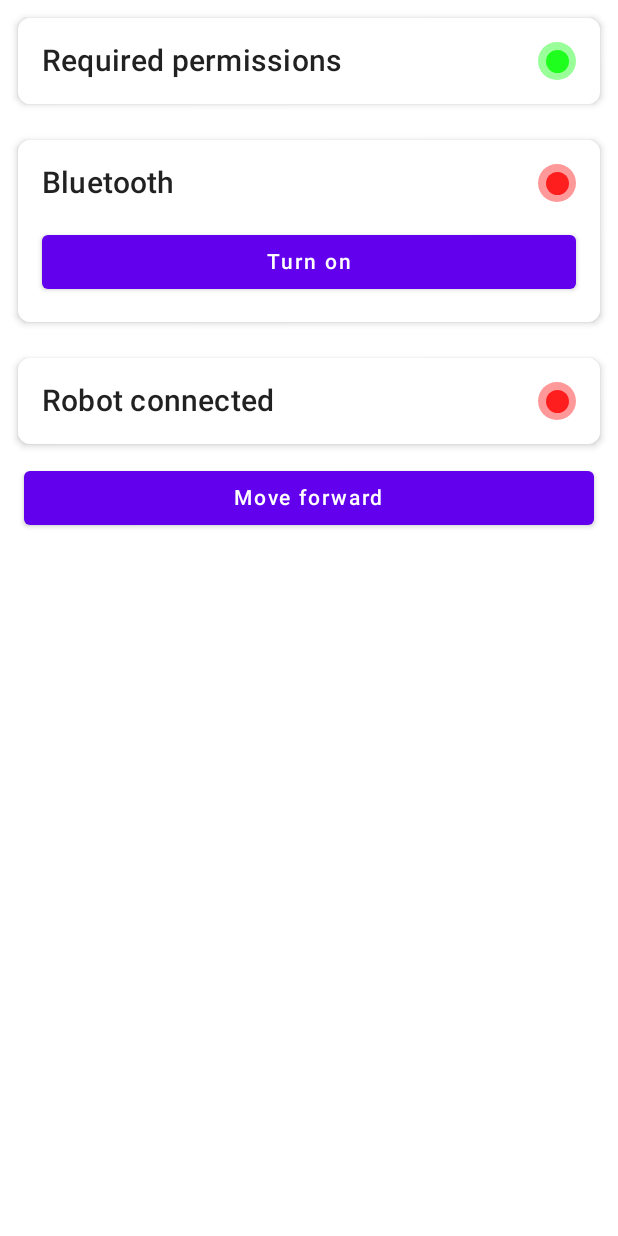
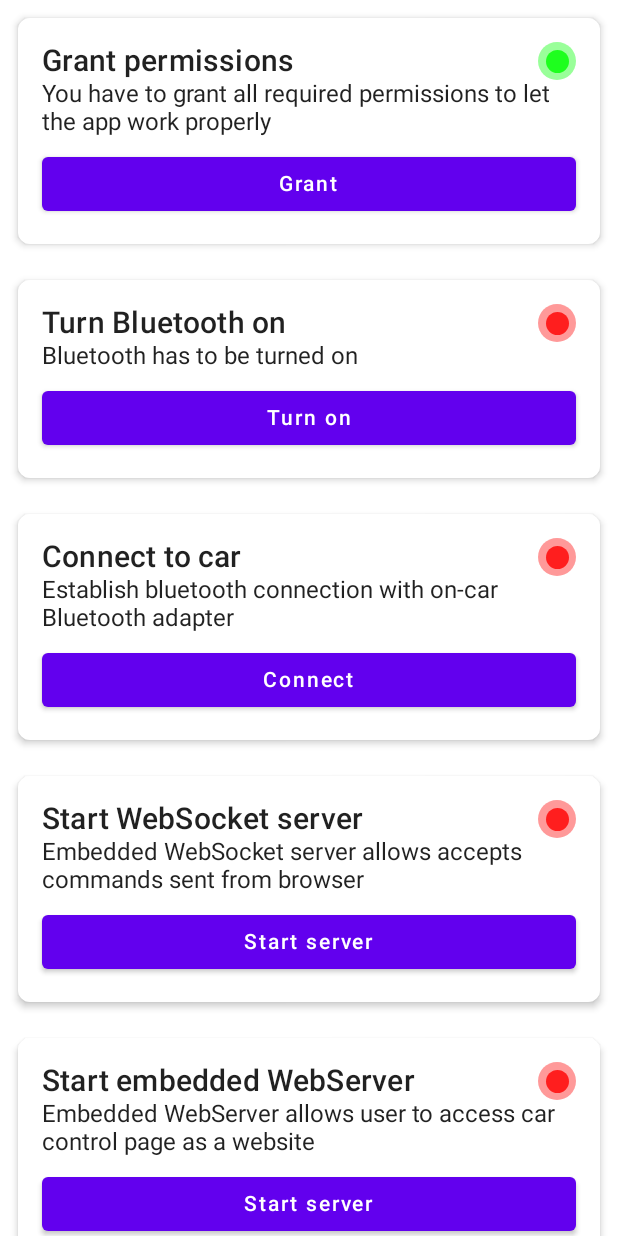
Before and after one commit to ashpakouski/CamBot-Android, an Android app built with Jetpack Compose: the composable ConnectivityScreen shown on its own in the app's theme, on a phone screen of 412 x 824 dp. Run offline under Robolectric (Android 15) with nearby library versions, the phone set to English and light mode, and no system bars; our stand-ins replace Dagger/Hilt's generated code.

Commit message:
Redesign connectivity screen

```diff
--- a/app/src/main/java/com/shpakovskiy/cambot/common/Constants.kt
+++ b/app/src/main/java/com/shpakovskiy/cambot/common/Constants.kt
@@ -1,3 +1,20 @@
 package com.shpakovskiy.cambot.common
 
+import android.os.Build
+
 const val LOCAL_WEB_SERVER_PORT = 9998
+
+val REQUIRED_PERMISSIONS = if (Build.VERSION.SDK_INT < Build.VERSION_CODES.S)
+    listOf(
+        android.Manifest.permission.ACCESS_FINE_LOCATION,
+        android.Manifest.permission.ACCESS_COARSE_LOCATION,
+        android.Manifest.permission.CAMERA
+    )
+else
+    listOf(
+        android.Manifest.permission.ACCESS_FINE_LOCATION,
+        android.Manifest.permission.ACCESS_COARSE_LOCATION,
+        android.Manifest.permission.CAMERA,
+        android.Manifest.permission.BLUETOOTH_CONNECT,
+        android.Manifest.permission.BLUETOOTH_SCAN
+    )
--- a/app/src/main/java/com/shpakovskiy/cambot/presentation/connectivity/ConnectivityScreen.kt
+++ b/app/src/main/java/com/shpakovskiy/cambot/presentation/connectivity/ConnectivityScreen.kt
@@ -5,214 +5,101 @@ import android.bluetooth.BluetoothAdapter
 import android.bluetooth.BluetoothManager
 import android.content.Context
 import android.content.Intent
-import android.os.Build
-import android.util.Log
 import androidx.activity.compose.rememberLauncherForActivityResult
 import androidx.activity.result.contract.ActivityResultContracts
-import androidx.compose.foundation.Canvas
-import androidx.compose.foundation.layout.*
-import androidx.compose.foundation.shape.RoundedCornerShape
-import androidx.compose.material.Button
-import androidx.compose.material.Card
-import androidx.compose.material.MaterialTheme
-import androidx.compose.material.Text
+import androidx.compose.foundation.ExperimentalFoundationApi
+import androidx.compose.foundation.layout.Column
+import androidx.compose.foundation.rememberScrollState
+import androidx.compose.foundation.verticalScroll
 import androidx.compose.runtime.Composable
-import androidx.compose.ui.Alignment
 import androidx.compose.ui.Modifier
-import androidx.compose.ui.graphics.Color
 import androidx.compose.ui.platform.LocalContext
-import androidx.compose.ui.text.style.TextOverflow
-import androidx.compose.ui.unit.dp
 import com.google.accompanist.permissions.ExperimentalPermissionsApi
 import com.google.accompanist.permissions.MultiplePermissionsState
 import com.google.accompanist.permissions.rememberMultiplePermissionsState
+import com.shpakovskiy.cambot.common.ExecutionStatus
+import com.shpakovskiy.cambot.common.REQUIRED_PERMISSIONS
+import com.shpakovskiy.cambot.presentation.connectivity.component.ActionCard
 
 @Composable
 @ExperimentalPermissionsApi
+@ExperimentalFoundationApi
 fun ConnectivityScreen(
     viewModel: ConnectivityViewModel
 ) {
-    Column {
-        PermissionsCard(viewModel = viewModel)
-        BluetoothConnectionCard(viewModel = viewModel)
-        DeviceConnectionCard(viewModel = viewModel)
-        ForwardButton(viewModel = viewModel)
-    }
-}
-
-@Composable
-@ExperimentalPermissionsApi
-fun PermissionsCard(viewModel: ConnectivityViewModel) {
-    val locationPermissionState: MultiplePermissionsState = rememberMultiplePermissionsState(
-        if (Build.VERSION.SDK_INT < Build.VERSION_CODES.S)
-            listOf(
-                android.Manifest.permission.ACCESS_FINE_LOCATION,
-                android.Manifest.permission.ACCESS_COARSE_LOCATION,
-                android.Manifest.permission.CAMERA
-            )
-        else
-            listOf(
-                android.Manifest.permission.ACCESS_FINE_LOCATION,
-                android.Manifest.permission.ACCESS_COARSE_LOCATION,
-                android.Manifest.permission.CAMERA,
-                android.Manifest.permission.BLUETOOTH_CONNECT,
-                android.Manifest.permission.BLUETOOTH_SCAN
-            )
+    val appPermissionsState: MultiplePermissionsState = rememberMultiplePermissionsState(
+        REQUIRED_PERMISSIONS
     )
 
-    viewModel.setPermissionsState(locationPermissionState.allPermissionsGranted)
+    viewModel.setPermissionsState(appPermissionsState.allPermissionsGranted)
 
-    Card(
-        shape = RoundedCornerShape(8.dp),
-        backgroundColor = MaterialTheme.colors.surface,
-        elevation = 3.dp,
-        modifier = Modifier
-            .padding(12.dp)
-            .fillMaxWidth()
-    ) {
-        Column(
-            modifier = Modifier.fillMaxWidth(),
-            horizontalAlignment = Alignment.CenterHorizontally
-        ) {
-            StatusRow(
-                propertyName = "Required permissions",
-                isActive = viewModel.state.value.requiredPermissionsGranted
-            )
-
-            if (!viewModel.state.value.requiredPermissionsGranted) {
-                Button(
-                    onClick = {
-                        locationPermissionState.launchMultiplePermissionRequest()
-                    },
-                    modifier = Modifier
-                        .align(Alignment.CenterHorizontally)
-                        .padding(16.dp, 0.dp, 16.dp, 16.dp)
-                        .fillMaxWidth()
-                ) {
-                    Text(text = "Grant permission")
-                }
-            }
-        }
-    }
-}
-
-@Composable
-@ExperimentalPermissionsApi
-fun BluetoothConnectionCard(viewModel: ConnectivityViewModel) {
     val bluetoothManager =
         LocalContext.current.getSystemService(Context.BLUETOOTH_SERVICE) as BluetoothManager
+    val bluetoothAdapter = bluetoothManager.adapter
 
-    val launcher = rememberLauncherForActivityResult(
+    viewModel.setBluetoothTurnedOn(
+        isTurnedOn = bluetoothAdapter.isEnabled,
+        bluetoothAdapter = bluetoothAdapter
+    )
+
+    val bluetoothSwitcher = rememberLauncherForActivityResult(
         ActivityResultContracts.StartActivityForResult()
     ) {
-        Log.d("TAG123", "Result: $it")
-
         viewModel.setBluetoothTurnedOn(
             isTurnedOn = (it.resultCode == Activity.RESULT_OK),
             bluetoothAdapter = bluetoothManager.adapter
         )
     }
 
-    Card(
-        shape = RoundedCornerShape(8.dp),
-        backgroundColor = MaterialTheme.colors.surface,
-        elevation = 3.dp,
-        modifier = Modifier
-            .padding(12.dp)
-            .fillMaxWidth()
-    ) {
-        Column(
-            modifier = Modifier.fillMaxWidth(),
-            horizontalAlignment = Alignment.CenterHorizontally
-        ) {
-            StatusRow(
-                propertyName = "Bluetooth",
-                isActive = viewModel.state.value.isBluetoothTurnedOn
-            )
+    Column(modifier = Modifier.verticalScroll(rememberScrollState())) {
+        ActionCard(
+            title = "Grant permissions",
+            description = "You have to grant all required permissions to let the app work properly",
+            onAction = {
+                appPermissionsState.launchMultiplePermissionRequest()
+            },
+            actionButtonLabel = "Grant",
+            executionStatus = if (appPermissionsState.allPermissionsGranted) ExecutionStatus.FINISHED else ExecutionStatus.FAILED
+        )
 
-            if (!viewModel.state.value.isBluetoothTurnedOn) {
-                Button(
-                    onClick = {
-                        launcher.launch(Intent(BluetoothAdapter.ACTION_REQUEST_ENABLE))
-                    },
-                    modifier = Modifier
-                        .align(Alignment.CenterHorizontally)
-                        .padding(16.dp, 0.dp, 16.dp, 16.dp)
-                        .fillMaxWidth()
-                ) {
-                    Text(text = "Turn on")
-                }
-            }
-        }
-    }
-}
+        ActionCard(
+            title = "Turn Bluetooth on",
+            description = "Bluetooth has to be turned on",
+            onAction = {
+                bluetoothSwitcher.launch(Intent(BluetoothAdapter.ACTION_REQUEST_ENABLE))
+            },
+            actionButtonLabel = "Turn on",
+            executionStatus = if (viewModel.state.value.isBluetoothTurnedOn) ExecutionStatus.FINISHED else ExecutionStatus.FAILED
+        )
 
-@Composable
-@ExperimentalPermissionsApi
-fun DeviceConnectionCard(viewModel: ConnectivityViewModel) {
-    Card(
-        shape = RoundedCornerShape(8.dp),
-        backgroundColor = MaterialTheme.colors.surface,
-        elevation = 3.dp,
-        modifier = Modifier
-            .padding(12.dp)
-            .fillMaxWidth()
-    ) {
-        Column(
-            modifier = Modifier.fillMaxWidth(),
-            horizontalAlignment = Alignment.CenterHorizontally
-        ) {
-            StatusRow(
-                propertyName = "Robot connected",
-                isActive = viewModel.state.value.isBluetoothConnected
-            )
-        }
-    }
-}
+        ActionCard(
+            title = "Connect to car",
+            description = "Establish bluetooth connection with on-car Bluetooth adapter",
+            onAction = {
+                viewModel.connectToRobot()
+            },
+            actionButtonLabel = "Connect",
+            executionStatus = if (viewModel.state.value.isBluetoothConnected) ExecutionStatus.FINISHED else ExecutionStatus.FAILED
+        )
 
-@Composable
-fun StatusRow(propertyName: String, isActive: Boolean) {
-    Row(
-        modifier = Modifier
-            .padding(16.dp)
-            .fillMaxWidth(),
-        horizontalArrangement = Arrangement.SpaceBetween,
-        verticalAlignment = Alignment.CenterVertically
-    ) {
-        Text(
-            text = propertyName,
-            style = MaterialTheme.typography.h6,
-            overflow = TextOverflow.Ellipsis
+        ActionCard(
+            title = "Start WebSocket server",
+            description = "Embedded WebSocket server allows accepts commands sent from browser",
+            onAction = {
+                viewModel.connectToRobot()
+            },
+            actionButtonLabel = "Start server",
+            executionStatus = if (viewModel.state.value.isWebSocketServerRunning) ExecutionStatus.FINISHED else ExecutionStatus.FAILED
         )
-        StatusIndicator(
-            isActive = isActive
+
+        ActionCard(
+            title = "Start embedded WebServer",
+            description = "Embedded WebServer allows user to access car control page as a website",
+            onAction = {
+                viewModel.connectToRobot()
+            },
+            actionButtonLabel = "Start server",
+            executionStatus = if (viewModel.state.value.isBluetoothConnected) ExecutionStatus.FINISHED else ExecutionStatus.FAILED
         )
     }
 }
-
-@Composable
-fun StatusIndicator(isActive: Boolean) {
-    Box(contentAlignment = Alignment.Center) {
-        Canvas(modifier = Modifier.size(25.dp), onDraw = {
-            drawCircle(color = if (isActive) Color.Green else Color.Red, alpha = 0.4f)
-        })
-        Canvas(modifier = Modifier.size(15.dp), onDraw = {
-            drawCircle(color = if (isActive) Color.Green else Color.Red, alpha = 0.8f)
-        })
-    }
-}
-
-@Composable
-@ExperimentalPermissionsApi
-fun ForwardButton(viewModel: ConnectivityViewModel) {
-    Button(
-        onClick = {
-            viewModel.oneStepForward()
-        },
-        modifier = Modifier
-            .padding(16.dp, 0.dp, 16.dp, 16.dp)
-            .fillMaxWidth()
-    ) {
-        Text(text = "Move forward")
-    }
-}
--- /dev/null
+++ b/app/src/main/java/com/shpakovskiy/cambot/presentation/connectivity/component/ActionCard.kt
@@ -0,0 +1,54 @@
+package com.shpakovskiy.cambot.presentation.connectivity.component
+
+import androidx.compose.foundation.layout.Column
+import androidx.compose.foundation.layout.fillMaxWidth
+import androidx.compose.foundation.layout.padding
+import androidx.compose.foundation.shape.RoundedCornerShape
+import androidx.compose.material.Button
+import androidx.compose.material.Card
+import androidx.compose.material.MaterialTheme
+import androidx.compose.material.Text
+import androidx.compose.runtime.Composable
+import androidx.compose.ui.Alignment
+import androidx.compose.ui.Modifier
+import androidx.compose.ui.unit.dp
+import com.shpakovskiy.cambot.common.ExecutionStatus
+
+@Composable
+fun ActionCard(
+    title: String,
+    description: String? = null,
+    onAction: (() -> Unit)? = null,
+    actionButtonLabel: String? = null,
+    executionStatus: ExecutionStatus = ExecutionStatus.AWAITING
+) {
+    Card(
+        shape = RoundedCornerShape(8.dp),
+        backgroundColor = MaterialTheme.colors.surface,
+        elevation = 3.dp,
+        modifier = Modifier
+            .padding(12.dp)
+            .fillMaxWidth()
+    ) {
+        Column(
+            horizontalAlignment = Alignment.Start,
+            modifier = Modifier
+                .padding(16.dp)
+                .fillMaxWidth()
+        ) {
+            StatusRow(propertyName = title, isActive = executionStatus == ExecutionStatus.FINISHED)
+            description?.let { Text(text = it) }
+            onAction?.let {
+                Button(
+                    onClick = it,
+                    modifier = Modifier
+                        .align(Alignment.CenterHorizontally)
+                        .padding(top = 8.dp)
+                        .fillMaxWidth()
+                ) {
+                    actionButtonLabel?.let { label -> Text(text = label) }
+                }
+            }
+        }
+    }
+}
--- /dev/null
+++ b/app/src/main/java/com/shpakovskiy/cambot/presentation/connectivity/component/StatusIndicator.kt
@@ -0,0 +1,43 @@
+package com.shpakovskiy.cambot.presentation.connectivity.component
+
+import androidx.compose.foundation.Canvas
+import androidx.compose.foundation.layout.*
+import androidx.compose.material.MaterialTheme
+import androidx.compose.material.Text
+import androidx.compose.runtime.Composable
+import androidx.compose.ui.Alignment
+import androidx.compose.ui.Modifier
+import androidx.compose.ui.graphics.Color
+import androidx.compose.ui.text.style.TextOverflow
+import androidx.compose.ui.unit.dp
+
+@Composable
+fun StatusRow(propertyName: String, isActive: Boolean) {
+    Row(
+        horizontalArrangement = Arrangement.SpaceBetween,
+        verticalAlignment = Alignment.CenterVertically,
+        modifier = Modifier.fillMaxWidth()
+    ) {
+        Text(
+            text = propertyName,
+            style = MaterialTheme.typography.h6,
+            overflow = TextOverflow.Ellipsis,
+            modifier = Modifier.weight(1F)
+        )
+        StatusIndicator(
+            isActive = isActive
+        )
+    }
+}
+
+@Composable
+fun StatusIndicator(isActive: Boolean) {
+    Box(contentAlignment = Alignment.Center) {
+        Canvas(modifier = Modifier.size(25.dp), onDraw = {
+            drawCircle(color = if (isActive) Color.Green else Color.Red, alpha = 0.4f)
+        })
+        Canvas(modifier = Modifier.size(15.dp), onDraw = {
+            drawCircle(color = if (isActive) Color.Green else Color.Red, alpha = 0.8f)
+        })
+    }
+}
--- a/app/src/main/java/com/shpakovskiy/cambot/presentation/connectivity/state/ConnectionState.kt
+++ b/app/src/main/java/com/shpakovskiy/cambot/presentation/connectivity/state/ConnectionState.kt
@@ -4,7 +4,15 @@ data class ConnectionState(
     val requiredPermissionsGranted: Boolean = false,
     val isBluetoothTurnedOn: Boolean = false,
     val isBluetoothConnected: Boolean = false,
-    val isWebSocketServerConnected: Boolean = false,
+    val isWebSocketServerRunning: Boolean = false,
+    val isWebSocketClientConnected: Boolean = false,
     val isWebServerConnected: Boolean = false,
     val localIpAddress: String? = null
 )
+
+enum class RobotConnectionState {
+    DISCONNECTED,
+    CONNECTING,
+    CONNECTED,
+    CONNECTION_FAILED
+}
```
Also changed, not shown: app/src/main/java/com/shpakovskiy/cambot/bluetooth/BluetoothConnector.kt (+8 -7 lines), app/src/main/java/com/shpakovskiy/cambot/common/ExecutionStatus.kt (added, +8 -0 lines), app/src/main/java/com/shpakovskiy/cambot/presentation/connectivity/ConnectivityViewModel.kt (+28 -6 lines).
